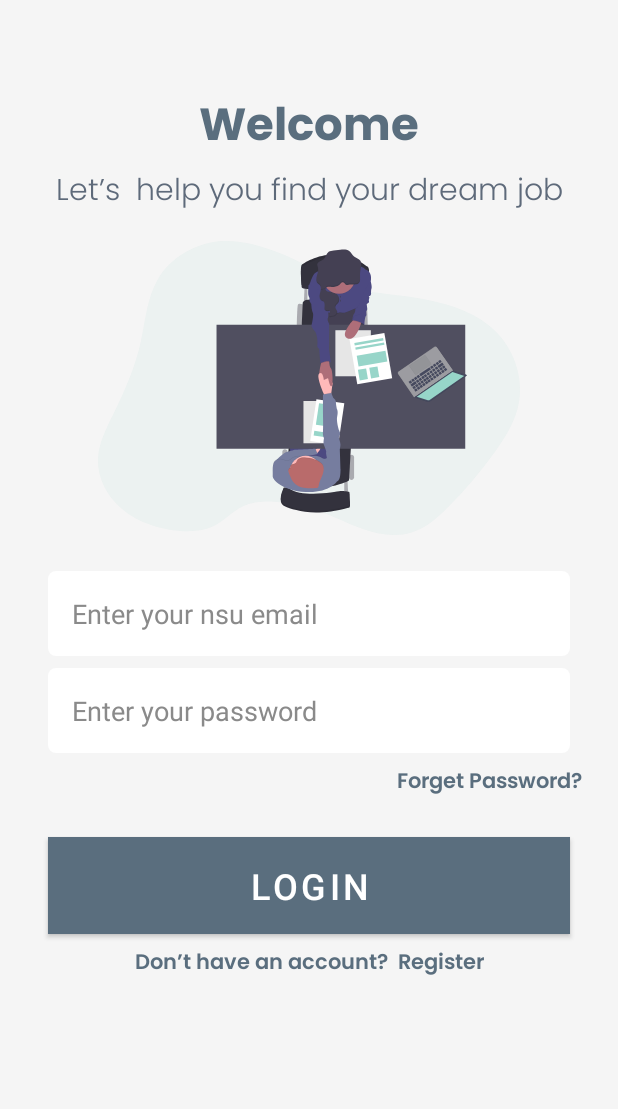
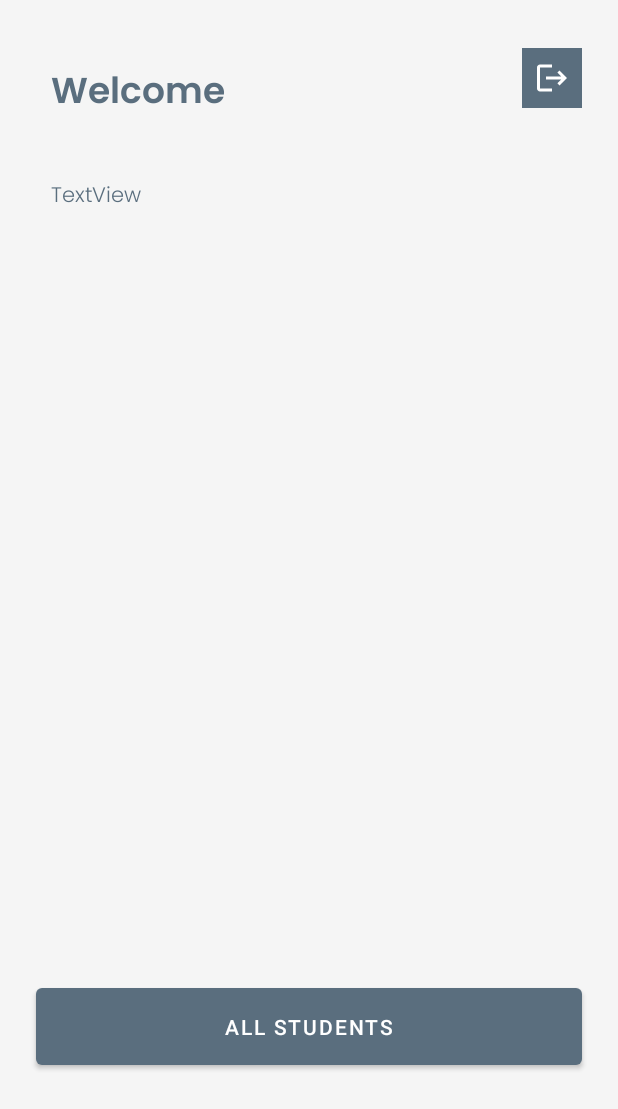
Before and after one commit to NSU-SP21-CSE486-1/1632858-SP21-CSE486-S01, an Android app: the layout activity_main.xml on its own in the app's theme, with its tools: preview values and no code run, on a phone screen of 412 x 824 dp. Shown: the top 1109 px of the screen. Run offline under Robolectric (Android 15) with nearby library versions, the phone set to English and light mode, and no system bars.

Commit message:
Code #47 #48: User session created.
User login session is created with Shared Preferences. User logs in and see a welcome page. They can also logout for the activity.

```diff
--- a/Theory/Assignment/Assignment03/FirebaseCodingAssignment/app/src/main/java/com/example/firebasecodingassignment/SecondRegisterActivity.java
+++ b/Theory/Assignment/Assignment03/FirebaseCodingAssignment/app/src/main/java/com/example/firebasecodingassignment/SecondRegisterActivity.java
@@ -239,7 +239,7 @@ public class SecondRegisterActivity extends AppCompatActivity {
 
                     {
                         finish();
-                        Intent intent = new Intent(getApplicationContext(), MainActivity.class);
+                        Intent intent = new Intent(getApplicationContext(), LoginActivity.class);
 //                        intent.addFlags(Intent.FLAG_ACTIVITY_CLEAR_TOP);
                         startActivity(intent);
                     }
--- /dev/null
+++ b/Theory/Assignment/Assignment03/FirebaseCodingAssignment/app/src/main/res/drawable/ic_baseline_logout_24.xml
@@ -0,0 +1,5 @@
+<vector android:autoMirrored="true" android:height="24dp"
+    android:tint="#FFFFFF" android:viewportHeight="24"
+    android:viewportWidth="24" android:width="24dp" xmlns:android="http://schemas.android.com/apk/res/android">
+    <path android:fillColor="@android:color/white" android:pathData="M17,7l-1.41,1.41L18.17,11H8v2h10.17l-2.58,2.58L17,17l5,-5zM4,5h8V3H4c-1.1,0 -2,0.9 -2,2v14c0,1.1 0.9,2 2,2h8v-2H4V5z"/>
+</vector>
--- a/Theory/Assignment/Assignment03/FirebaseCodingAssignment/app/src/main/res/layout/activity_main.xml
+++ b/Theory/Assignment/Assignment03/FirebaseCodingAssignment/app/src/main/res/layout/activity_main.xml
@@ -1,137 +1,68 @@
 <?xml version="1.0" encoding="utf-8"?>
-<ScrollView xmlns:android="http://schemas.android.com/apk/res/android"
+<androidx.constraintlayout.widget.ConstraintLayout xmlns:android="http://schemas.android.com/apk/res/android"
     xmlns:app="http://schemas.android.com/apk/res-auto"
     xmlns:tools="http://schemas.android.com/tools"
     android:layout_width="match_parent"
     android:layout_height="match_parent"
     android:background="#f5f5f5"
-    tools:context=".MainActivity" >
-
-    <androidx.constraintlayout.widget.ConstraintLayout
-        android:layout_width="match_parent"
-        android:layout_height="match_parent"
-        android:background="#F5F5F5"
-        tools:context=".RegisterActivity">
-
+    tools:context=".MainActivity">
 
     <TextView
-            android:id="@+id/login_title"
-            android:layout_width="wrap_content"
+        android:id="@+id/welcome_label_textview"
+        android:layout_width="0dp"
         android:layout_height="wrap_content"
-            android:layout_marginTop="60dp"
-            android:fontFamily="@font/poppins_bold"
-            android:text="Welcome"
+        android:layout_marginStart="24dp"
+        android:layout_marginTop="32dp"
+        android:fontFamily="@font/poppins_semibold"
+        android:padding="10dp"
+        android:text="@string/welcome"
         android:textColor="#5A6E7E"
-            android:textSize="30sp"
-            app:layout_constraintEnd_toEndOf="parent"
+        android:textSize="24sp"
         app:layout_constraintStart_toStartOf="parent"
         app:layout_constraintTop_toTopOf="parent" />
 
-        <TextView
-            android:id="@+id/login_tagline"
+    <ImageButton
+        android:id="@+id/logout_btn"
         android:layout_width="wrap_content"
         android:layout_height="wrap_content"
+        android:layout_marginTop="32dp"
+        android:layout_marginEnd="24dp"
+        android:background="#5A6E7E"
+        android:onClick="onLogoutClick"
+        android:padding="8dp"
+        android:src="@drawable/ic_baseline_logout_24"
+        app:layout_constraintEnd_toEndOf="parent"
+        app:layout_constraintTop_toTopOf="parent" />
+
+    <TextView
+        android:id="@+id/show_name_textview"
+        android:layout_width="0dp"
+        android:layout_height="wrap_content"
+        android:layout_marginStart="24dp"
+        android:layout_marginTop="16dp"
+        android:layout_marginEnd="24dp"
         android:fontFamily="@font/poppins_light"
-            android:text="Let’s  help you find your dream job"
-            android:textColor="#5E6A7A"
-            android:textSize="20dp"
+        android:padding="10dp"
+        android:text="TextView"
+        android:textColor="#5A6E7E"
         app:layout_constraintEnd_toEndOf="parent"
         app:layout_constraintStart_toStartOf="parent"
-            app:layout_constraintTop_toBottomOf="@+id/login_title" />
+        app:layout_constraintTop_toBottomOf="@+id/welcome_label_textview" />
 
-        <ImageView
-            android:id="@+id/login_image"
+    <Button
+        android:id="@+id/viewall_btn"
         android:layout_width="0dp"
         android:layout_height="wrap_content"
-            android:layout_marginStart="32dp"
-            android:layout_marginTop="16dp"
-            android:layout_marginEnd="32dp"
+        android:layout_marginStart="24dp"
+        android:layout_marginTop="500dp"
+        android:layout_marginEnd="24dp"
+        android:onClick="onViewAllClick"
+        android:padding="16dp"
+        android:text="@string/view_all_students"
+        android:textColor="#FFFFFF"
+        app:backgroundTint="#5A6E7E"
         app:layout_constraintEnd_toEndOf="parent"
         app:layout_constraintStart_toStartOf="parent"
-            app:layout_constraintTop_toBottomOf="@+id/login_tagline"
-            android:src="@drawable/login_image" />
-
-        <EditText
-            android:id="@+id/login_email_edittext"
-            android:layout_width="0dp"
-            android:layout_height="wrap_content"
-            android:layout_marginStart="32dp"
-            android:layout_marginTop="24dp"
-            android:layout_marginEnd="32dp"
-            android:background="@drawable/round_border"
-            android:ems="10"
-            android:hint="Enter your nsu email"
-            android:inputType="textPersonName"
-            android:padding="16dp"
-            android:textColor="#5E5E5E"
-            android:textColorHint="#8A8A8A"
-            app:layout_constraintEnd_toEndOf="parent"
-            app:layout_constraintStart_toStartOf="parent"
-            app:layout_constraintTop_toBottomOf="@+id/login_image" />
-
-        <EditText
-            android:id="@+id/login_password_edittext"
-            android:layout_width="0dp"
-            android:layout_height="wrap_content"
-            android:layout_marginStart="32dp"
-            android:layout_marginTop="8dp"
-            android:layout_marginEnd="32dp"
-            android:background="@drawable/round_border"
-            android:ems="10"
-            android:hint="Enter your password"
-            android:inputType="textPersonName"
-            android:padding="16dp"
-            android:textColor="#5E5E5E"
-            android:textColorHint="#8A8A8A"
-            app:layout_constraintEnd_toEndOf="parent"
-            app:layout_constraintStart_toStartOf="parent"
-            app:layout_constraintTop_toBottomOf="@+id/login_email_edittext" />
-
-        <TextView
-            android:id="@+id/forget_pastextviewsword_"
-            android:layout_width="wrap_content"
-            android:layout_height="wrap_content"
-            android:layout_marginTop="8dp"
-            android:layout_marginEnd="24dp"
-            android:fontFamily="@font/poppins_semibold"
-            android:text="Forget Password?"
-            android:textColor="#5A6E7E"
-            app:layout_constraintEnd_toEndOf="parent"
-            app:layout_constraintTop_toBottomOf="@+id/login_password_edittext" />
-
-        <Button
-            android:id="@+id/login_btn"
-            android:layout_width="0dp"
-            android:layout_height="wrap_content"
-            android:layout_marginStart="32dp"
-            android:layout_marginTop="24dp"
-            android:layout_marginEnd="32dp"
-            android:background="#5A6E7E"
-            android:onClick="onLoginClick"
-            android:padding="10dp"
-            android:text="Login"
-            android:textColor="#FFFFFF"
-            android:textSize="24sp"
-            app:backgroundTint="#5A6E7E"
-            app:cornerRadius="5dp"
-            app:layout_constraintEnd_toEndOf="parent"
-            app:layout_constraintStart_toStartOf="parent"
-            app:layout_constraintTop_toBottomOf="@+id/forget_pastextviewsword_" />
-
-        <TextView
-            android:id="@+id/register_textview"
-            android:layout_width="wrap_content"
-            android:layout_height="wrap_content"
-            android:layout_marginTop="8dp"
-            android:fontFamily="@font/poppins_semibold"
-            android:text="Don’t have an account?  Register"
-            android:onClick="onRegisterClick"
-            android:textColor="#5A6E7E"
-            android:textSize="14sp"
-            app:layout_constraintEnd_toEndOf="parent"
-            app:layout_constraintStart_toStartOf="parent"
-            app:layout_constraintTop_toBottomOf="@+id/login_btn" />
+        app:layout_constraintTop_toBottomOf="@+id/show_name_textview" />
 
 </androidx.constraintlayout.widget.ConstraintLayout>
-
-</ScrollView>
--- a/Theory/Assignment/Assignment03/FirebaseCodingAssignment/app/src/main/res/values/strings.xml
+++ b/Theory/Assignment/Assignment03/FirebaseCodingAssignment/app/src/main/res/values/strings.xml
@@ -38,4 +38,5 @@
     <string name="empty_password_error_message">Password cannot be empty</string>
     <string name="nid_number_error_message">Your NID Number should be 10 digit</string>
     <string name="view_all_students">All Students</string>
+    <string name="welcome">Welcome</string>
 </resources>
```
Also changed, not shown: Theory/Assignment/Assignment03/FirebaseCodingAssignment/app/src/main/AndroidManifest.xml (+5 -5 lines), Theory/Assignment/Assignment03/FirebaseCodingAssignment/app/src/main/java/com/example/firebasecodingassignment/LoginActivity.java (added, +102 -0 lines), Theory/Assignment/Assignment03/FirebaseCodingAssignment/app/src/main/java/com/example/firebasecodingassignment/MainActivity.java (+19 -49 lines), Theory/Assignment/Assignment03/FirebaseCodingAssignment/app/src/main/java/com/example/firebasecodingassignment/SessionManagement.java (added, +38 -0 lines), Theory/Assignment/Assignment03/FirebaseCodingAssignment/app/src/main/java/com/example/firebasecodingassignment/UserSession.java (added, +27 -0 lines), Theory/Assignment/Assignment03/FirebaseCodingAssignment/app/src/main/res/layout/activity_login.xml (added, +137 -0 lines). Lines whose indentation alone changed are shown as unchanged.
